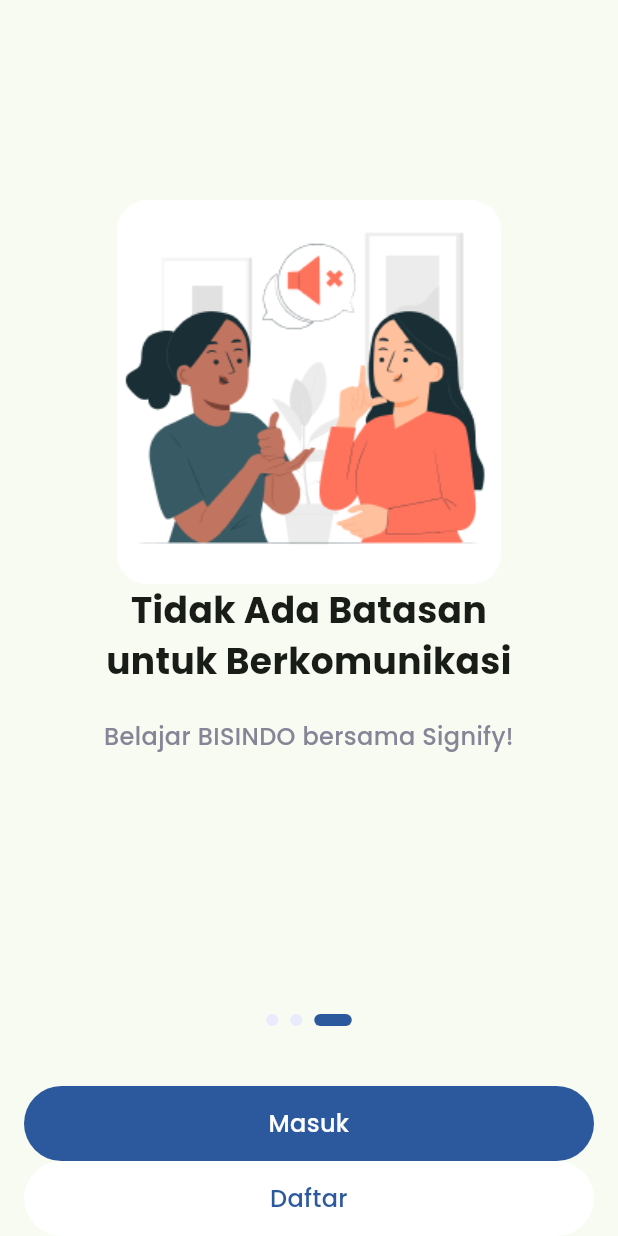
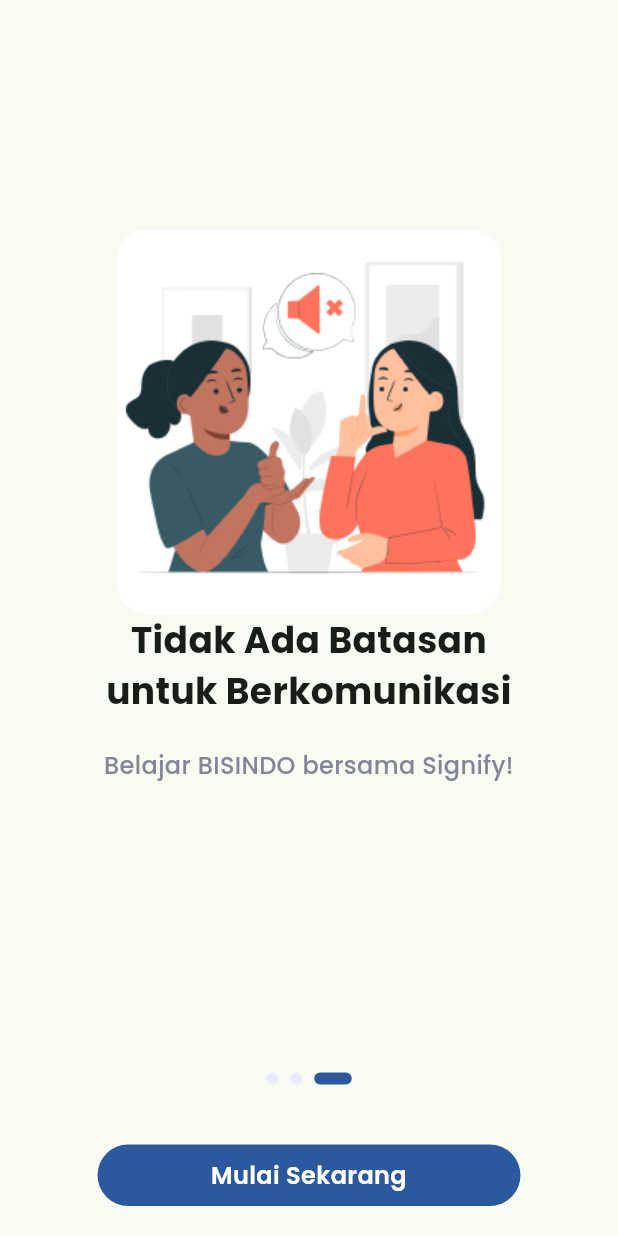
Before and after one commit to ayuaprliia/Flutter-App, a Flutter app: the screen it shows after launch, after a tap on "Lewati", on a phone screen of 412 x 824 dp. Run offline on Flutter 3.47's test engine with Material 3 defaults, Android fonts, the phone set to English and light mode, and no system bars.

Commit message:
wrap button in Align

```diff
--- a/lib/views/onboarding.dart
+++ b/lib/views/onboarding.dart
@@ -115,47 +115,111 @@ class OnboardingViewState extends State<OnboardingView> {
                 ),
 
               //membuat button
-                Padding(
-                  padding: const EdgeInsets.symmetric(horizontal:16),
+              Align(
+                alignment: Alignment.bottomCenter,
+                child: Padding(
+                  padding: const EdgeInsets.only(bottom: 20.0),
+                  child: Row(
+                    mainAxisAlignment: MainAxisAlignment.spaceBetween,
+                    children: [
+                      if(currentPage!= 2)
+                      Expanded(
+                        child: Padding(
+                          padding: const EdgeInsets.symmetric(horizontal: 65),
                           child: GestureDetector(
-                    onTap: (){
-                      pageController.animateToPage(currentPage+1,
+                            onTap: () {
+                              // Mengarahkan ke halaman selanjutnya jika mengklik tombol Lewati/Masuk
+                              pageController.animateToPage(
+                                2,
                                 duration: const Duration(milliseconds: 200),
-                      curve: Curves.easeInOut);
+                                curve: Curves.easeInOut,
+                              );
                             },
                             child: Container(
-                      width: double.infinity,
-                      padding: const EdgeInsets.symmetric(vertical:13.5),
-                      decoration: BoxDecoration(color: blueColor, borderRadius: BorderRadius.circular(100)),
-                      child:  Text(currentPage == 2 ? "Masuk" : "Lanjutkan",
+                              padding: const EdgeInsets.symmetric(vertical: 9),
+                              decoration: BoxDecoration(
+                                color: Colors.white,
+                                borderRadius: BorderRadius.circular(100),
+                              ),
+                              child: const Text(
+                                 "Lewati",
                                 textAlign: TextAlign.center,
-                      style: const TextStyle(
-                        fontFamily: "PoppinsMedium", fontSize: 16, color: Colors.white),
+                                style: TextStyle(
+                                  fontFamily: "PoppinsMedium",
+                                  fontSize: 16,
+                                  color: Colors.grey,
+                                ),
+                              ),
                             ),
                           ),
                         ),
                       ),
 
+                      if(currentPage!= 2)
+                      Expanded(
+                        child: Padding(
+                          padding: const EdgeInsets.symmetric(horizontal: 65),
+                          child: GestureDetector(
+                            onTap: () {
+                              // Mengarahkan ke halaman selanjutnya jika mengklik tombol Daftar/Selanjutnya
+                              pageController.animateToPage(
+                                currentPage+1,
+                                duration: const Duration(milliseconds: 200),
+                                curve: Curves.easeInOut,
+                              );
+                            },
+                            child: Container(
+                              padding: const EdgeInsets.symmetric(vertical: 9),
+                              decoration: BoxDecoration(
+                                color: blueColor,
+                                borderRadius: BorderRadius.circular(100),
+                              ),
+                              child: const Text(
+                                 "Selanjutnya",
+                                textAlign: TextAlign.center,
+                                style: TextStyle(
+                                  fontFamily: "PoppinsMedium",
+                                  fontSize: 16,
+                                  color: Colors.white,
+                                ),
+                              ),
+                            ),
+                          ),
+                        ),
+                      ),
+
+                      if (currentPage == 2)
+                      Expanded(
+                        child:
                         Padding(
-                padding: const EdgeInsets.symmetric(horizontal:16),
+                          padding:const EdgeInsets.symmetric(horizontal: 65),
                             child: GestureDetector(
                              onTap: (){
-                      pageController.animateToPage(2,
-                      duration: const Duration(milliseconds: 200),
-                      curve: Curves.easeInOut);
+                              print("mulai sekarang");
                              },
                               child: Container(
-                    width: double.infinity,
-                    padding: const EdgeInsets.symmetric(vertical:13.5),
-                    decoration: BoxDecoration(color:Colors.white, borderRadius: BorderRadius.circular(100)),
-                    child: Text( currentPage == 2 ? "Daftar" : "Lewati",
+                                padding: const EdgeInsets.symmetric(vertical: 9),
+                                decoration: BoxDecoration(
+                                color:blueColor,
+                                borderRadius: BorderRadius.circular(100),
+                                ),
+                                child: const Text(
+                                  "Mulai Sekarang",
                                   textAlign: TextAlign.center,
                                   style: TextStyle(
-                      fontFamily: "PoppinsMedium", fontSize: 16, color: blueColor),
+                                    fontFamily: "PoppinsSemiBold",
+                                    fontSize: 16,
+                                    color: Colors.white,
+                                  ),
                                 ),
                               ),
                             ),
                           )
+                       )
+                      ],
+                    ),
+                  ),
+                ),
               ],
             ),
           ],
```
Lines whose indentation alone changed are shown as unchanged.
